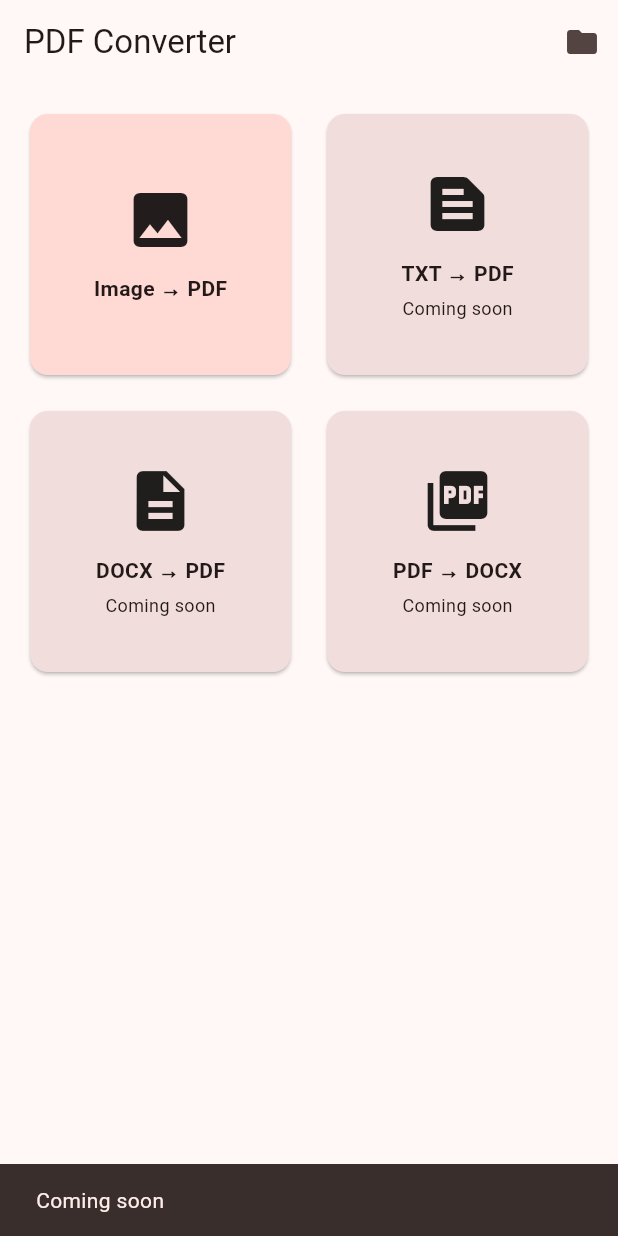
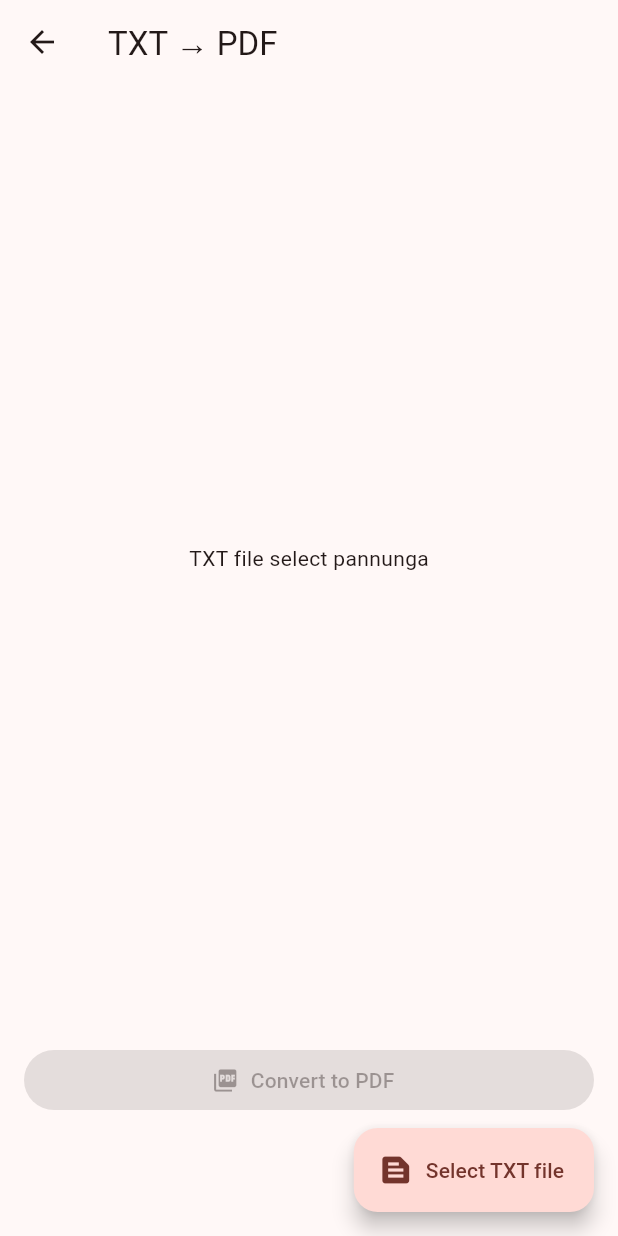
Before and after one commit to MUST0797/pdf-converter, a Flutter app: the screen it shows after launch, after a tap on "TXT → PDF", on a phone screen of 412 x 824 dp. Run offline on Flutter 3.47's test engine with Material 3 defaults, Android fonts, the phone set to English and light mode, and no system bars; our stand-ins replace file_picker, open_filex, pdf, share_plus.

Commit message:
Add TXT to PDF conversion feature

```diff
--- a/lib/main.dart
+++ b/lib/main.dart
@@ -1,3 +1,4 @@
+import 'dart:convert';
 import 'dart:io';
 import 'dart:typed_data';
 import 'dart:ui' as ui;
@@ -49,6 +50,7 @@ Future<File> imagesToPdf(List<String> paths) async {
   for (final p in paths) {
     var bytes = await File(p).readAsBytes();
     final ext = p.toLowerCase().split('.').last;
+    // pdf package supports jpg/png only; convert others (webp etc.) to png
     if (ext != 'jpg' && ext != 'jpeg' && ext != 'png') {
       bytes = await toPngBytes(bytes);
     }
@@ -70,6 +72,27 @@ Future<File> imagesToPdf(List<String> paths) async {
   return file;
 }
 
+Future<File> textToPdf(String text, String baseName) async {
+  final doc = pw.Document();
+  final lines = text.replaceAll('\r\n', '\n').split('\n');
+  doc.addPage(
+    pw.MultiPage(
+      pageFormat: PdfPageFormat.a4,
+      margin: const pw.EdgeInsets.all(32),
+      maxPages: 2000,
+      build: (_) => lines
+          .map((l) => pw.Text(l.isEmpty ? ' ' : l,
+              style: const pw.TextStyle(fontSize: 12)))
+          .toList(),
+    ),
+  );
+  final dir = await pdfDir();
+  final file = File(
+      '${dir.path}/${baseName}_${DateTime.now().millisecondsSinceEpoch}.pdf');
+  await file.writeAsBytes(await doc.save());
+  return file;
+}
+
 void snack(BuildContext c, String msg) {
   ScaffoldMessenger.of(c).showSnackBar(SnackBar(content: Text(msg)));
 }
@@ -84,7 +107,8 @@ class HomeScreen extends StatelessWidget {
     final items = <_Tool>[
       _Tool('Image → PDF', Icons.image, true,
           () => _go(context, const ImageToPdfScreen())),
-      _Tool('TXT → PDF', Icons.text_snippet, false, null),
+      _Tool('TXT → PDF', Icons.text_snippet, true,
+          () => _go(context, const TxtToPdfScreen())),
       _Tool('DOCX → PDF', Icons.description, false, null),
       _Tool('PDF → DOCX', Icons.picture_as_pdf, false, null),
     ];
@@ -257,6 +281,114 @@ class _ImageToPdfScreenState extends State<ImageToPdfScreen> {
   }
 }
 
+// ---------- TXT -> PDF ----------
+
+class TxtToPdfScreen extends StatefulWidget {
+  const TxtToPdfScreen({super.key});
+
+  @override
+  State<TxtToPdfScreen> createState() => _TxtToPdfScreenState();
+}
+
+class _TxtToPdfScreenState extends State<TxtToPdfScreen> {
+  String? _name;
+  String? _text;
+  bool _busy = false;
+
+  Future<void> _pick() async {
+    final res = await FilePicker.platform.pickFiles(
+      type: FileType.custom,
+      allowedExtensions: ['txt'],
+    );
+    if (res == null || res.files.single.path == null) return;
+    final path = res.files.single.path!;
+    final bytes = await File(path).readAsBytes();
+    setState(() {
+      _name = res.files.single.name;
+      _text = utf8.decode(bytes, allowMalformed: true);
+    });
+  }
+
+  Future<void> _convert() async {
+    setState(() => _busy = true);
+    try {
+      final base = _name!.replaceAll(RegExp(r'\.txt$', caseSensitive: false), '');
+      final file = await textToPdf(_text!, base);
+      if (!mounted) return;
+      Navigator.pushReplacement(
+        context,
+        MaterialPageRoute(builder: (_) => ResultScreen(file: file)),
+      );
+    } catch (e) {
+      if (mounted) snack(context, 'Convert aagala: $e');
+    } finally {
+      if (mounted) setState(() => _busy = false);
+    }
+  }
+
+  @override
+  Widget build(BuildContext context) {
+    final preview = (_text ?? '');
+    return Scaffold(
+      appBar: AppBar(title: const Text('TXT → PDF')),
+      floatingActionButton: FloatingActionButton.extended(
+        onPressed: _busy ? null : _pick,
+        icon: const Icon(Icons.text_snippet),
+        label: const Text('Select TXT file'),
+      ),
+      body: Column(
+        children: [
+          Expanded(
+            child: _text == null
+                ? const Center(child: Text('TXT file select pannunga'))
+                : Padding(
+                    padding: const EdgeInsets.all(16),
+                    child: Column(
+                      crossAxisAlignment: CrossAxisAlignment.start,
+                      children: [
+                        Text(_name!,
+                            style: const TextStyle(
+                                fontWeight: FontWeight.w600, fontSize: 16)),
+                        const SizedBox(height: 4),
+                        Text('${_text!.length} characters'),
+                        const Divider(height: 24),
+                        Expanded(
+                          child: SingleChildScrollView(
+                            child: Text(
+                              preview.length > 1500
+                                  ? '${preview.substring(0, 1500)}...'
+                                  : preview,
+                            ),
+                          ),
+                        ),
+                      ],
+                    ),
+                  ),
+          ),
+          SafeArea(
+            child: Padding(
+              padding: const EdgeInsets.fromLTRB(16, 8, 16, 80),
+              child: SizedBox(
+                width: double.infinity,
+                child: FilledButton.icon(
+                  onPressed: (_text == null || _busy) ? null : _convert,
+                  icon: _busy
+                      ? const SizedBox(
+                          width: 18,
+                          height: 18,
+                          child: CircularProgressIndicator(strokeWidth: 2))
+                      : const Icon(Icons.picture_as_pdf),
+                  label: Text(_busy ? 'Converting...' : 'Convert to PDF'),
+                ),
+              ),
+            ),
+          ),
+        ],
+      ),
+    );
+  }
+}
+
 // ---------- Result ----------
 
 class ResultScreen extends StatelessWidget {
@@ -288,7 +420,8 @@ class ResultScreen extends StatelessWidget {
             SizedBox(
               width: double.infinity,
               child: OutlinedButton.icon(
-                onPressed: () => Share.shareXFiles([XFile(file.path)]),
+                onPressed: () =>
+                    Share.shareXFiles([XFile(file.path)]),
                 icon: const Icon(Icons.share),
                 label: const Text('Share'),
               ),
@@ -336,8 +469,7 @@ class _MyFilesScreenState extends State<MyFilesScreen> {
     final list = dir
         .listSync()
         .whereType<File>()
-        .where((f) =>
-            f.path.toLowerCase().endsWith('.pdf') ||
+        .where((f) => f.path.toLowerCase().endsWith('.pdf') ||
             f.path.toLowerCase().endsWith('.docx'))
         .toList()
       ..sort((a, b) => b.lastModifiedSync().compareTo(a.lastModifiedSync()));
@@ -397,7 +529,8 @@ class _MyFilesScreenState extends State<MyFilesScreen> {
                         children: [
                           IconButton(
                             icon: const Icon(Icons.share),
-                            onPressed: () => Share.shareXFiles([XFile(f.path)]),
+                            onPressed: () =>
+                                Share.shareXFiles([XFile(f.path)]),
                           ),
                           IconButton(
                             icon: const Icon(Icons.delete_outline),
```
